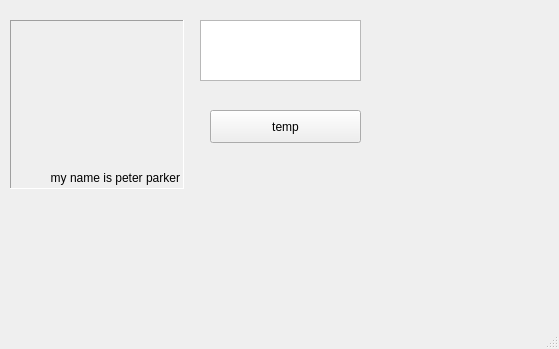
The window that adminwindow.ui (ardieMejia/CPP-Qt-user-management-app) describes before a commit, drawn with Qt 5.
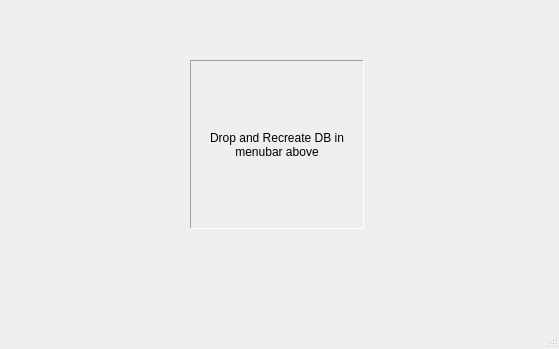
The same window after the commit.

The edit to the form file:
```diff
--- a/adminwindow.ui
+++ b/adminwindow.ui
@@ -14,21 +14,11 @@
    <string>AdminWindow</string>
   </property>
   <widget class="QWidget" name="centralwidget">
-   <widget class="QTextEdit" name="textEdit">
-    <property name="geometry">
-     <rect>
-      <x>200</x>
-      <y>20</y>
-      <width>161</width>
-      <height>61</height>
-     </rect>
-    </property>
-   </widget>
    <widget class="QLabel" name="label">
     <property name="geometry">
      <rect>
-      <x>10</x>
-      <y>20</y>
+      <x>190</x>
+      <y>60</y>
       <width>174</width>
       <height>169</height>
      </rect>
@@ -40,23 +30,13 @@
      <enum>QFrame::Sunken</enum>
     </property>
     <property name="text">
-     <string>my name is peter parker</string>
+     <string>Drop and Recreate DB in menubar above</string>
     </property>
     <property name="alignment">
-     <set>Qt::AlignBottom|Qt::AlignRight|Qt::AlignTrailing</set>
+     <set>Qt::AlignCenter</set>
     </property>
-   </widget>
-   <widget class="QPushButton" name="temp">
-    <property name="geometry">
-     <rect>
-      <x>210</x>
-      <y>110</y>
-      <width>151</width>
-      <height>33</height>
-     </rect>
-    </property>
-    <property name="text">
-     <string>temp</string>
+    <property name="wordWrap">
+     <bool>true</bool>
     </property>
    </widget>
   </widget>
```
